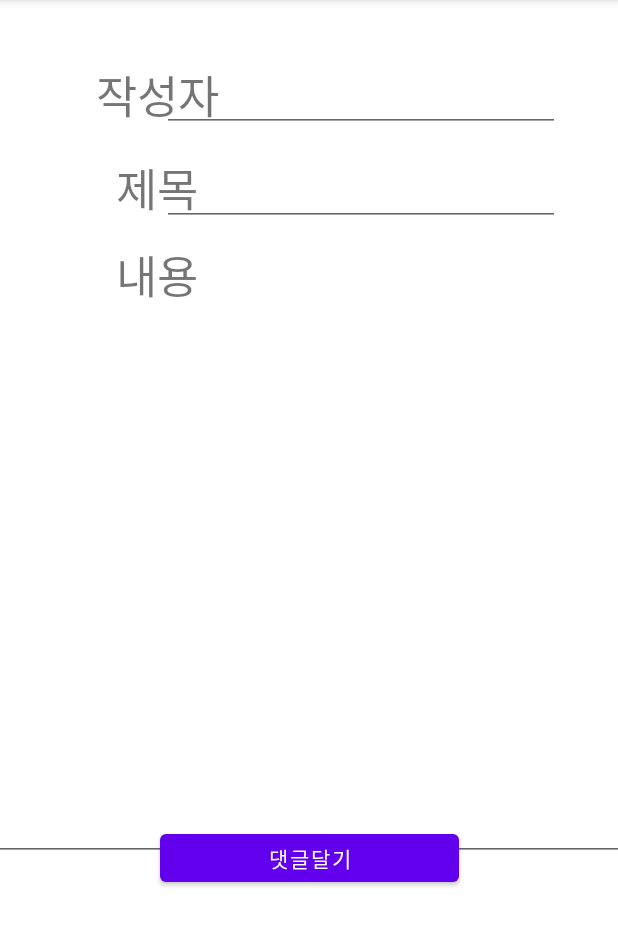
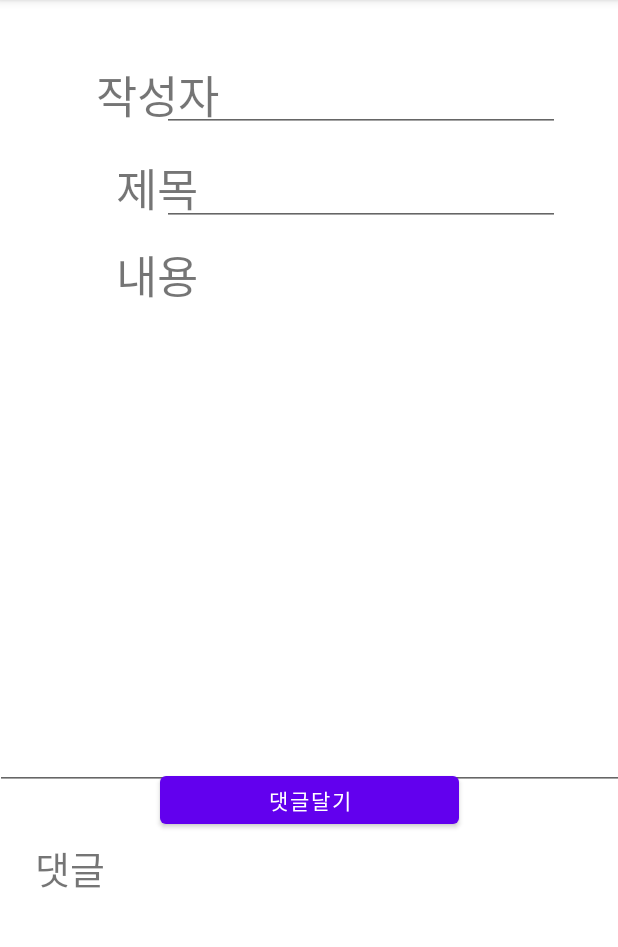
Before and after one commit to jsm1212/RestfulBBS, an Android app: the BbsDetailActivity screen opened directly, with no data from a screen before it, on a phone screen of 412 x 824 dp, the part 84-1031 px from its top. Run offline under Robolectric (Android 15) with nearby library versions, the phone set to English and light mode, and no system bars; 2 statements that could not run were skipped.

Commit message:
2022/03/03 댓글 작성 기능 추가

```diff
--- a/app/src/main/AndroidManifest.xml
+++ b/app/src/main/AndroidManifest.xml
@@ -14,7 +14,7 @@
             android:theme="@style/Theme.RestfulBBS"
             android:usesCleartextTraffic="true">
         <activity
-                android:name=".RegiActivity"
+                android:name=".CommentActivity"
                 android:exported="true"/>
         <activity
                 android:name=".RegiActivity"
--- a/app/src/main/java/com/example/restfulbbs/BbsDetailActivity.kt
+++ b/app/src/main/java/com/example/restfulbbs/BbsDetailActivity.kt
@@ -1,7 +1,9 @@
 package com.example.restfulbbs
 
+import android.content.Intent
 import androidx.appcompat.app.AppCompatActivity
 import android.os.Bundle
+import android.widget.Button
 import android.widget.EditText
 import androidx.recyclerview.widget.LinearLayoutManager
 import androidx.recyclerview.widget.RecyclerView
@@ -31,5 +33,12 @@ class BbsDetailActivity : AppCompatActivity() {
         val layout = LinearLayoutManager(this)
         recyclerView.layoutManager = layout
         recyclerView.setHasFixedSize(true)
+
+        val replyBtn = findViewById<Button>(R.id.replyBtn)
+
+        replyBtn.setOnClickListener {
+            val i = Intent(this, CommentActivity::class.java)
+            startActivity(i)
+        }
     }
 }
--- a/app/src/main/res/layout/activity_bbs_detail.xml
+++ b/app/src/main/res/layout/activity_bbs_detail.xml
@@ -60,14 +60,14 @@
     <EditText
             android:id="@+id/DetailEditContent"
             android:textSize="20dp"
-            android:layout_width="423dp"
-            android:layout_height="379dp"
+            android:layout_width="420dp"
+            android:layout_height="320dp"
             android:focusable="false"
             android:gravity="start|top"
             android:ems="10"
             app:layout_constraintEnd_toEndOf="parent" app:layout_constraintStart_toStartOf="parent"
             app:layout_constraintBottom_toBottomOf="parent" app:layout_constraintTop_toTopOf="parent"
-            app:layout_constraintHorizontal_bias="0.502"/>
+            app:layout_constraintVertical_bias="0.462"/>
     <androidx.recyclerview.widget.RecyclerView
             android:layout_width="600dp"
             android:layout_height="200dp"
@@ -81,5 +81,14 @@
             android:layout_height="44dp" android:id="@+id/replyBtn"
             app:layout_constraintEnd_toEndOf="parent" app:layout_constraintStart_toStartOf="parent"
             app:layout_constraintBottom_toBottomOf="parent" app:layout_constraintTop_toTopOf="parent"
-            app:layout_constraintHorizontal_bias="0.501" app:layout_constraintVertical_bias="0.76"/>
+            app:layout_constraintHorizontal_bias="0.501" app:layout_constraintVertical_bias="0.706"/>
+    <TextView
+            android:text="댓글"
+            android:textSize="25dp"
+            android:gravity="center"
+            android:layout_width="73dp"
+            android:layout_height="39dp" android:id="@+id/textView14"
+            app:layout_constraintEnd_toEndOf="parent" app:layout_constraintStart_toStartOf="parent"
+            app:layout_constraintBottom_toBottomOf="parent" app:layout_constraintTop_toTopOf="parent"
+            app:layout_constraintHorizontal_bias="0.029" app:layout_constraintVertical_bias="0.768"/>
 </androidx.constraintlayout.widget.ConstraintLayout>
```
Also changed, not shown: app/src/main/java/com/example/restfulbbs/CommentActivity.kt (added, +47 -0 lines), app/src/main/java/com/example/restfulbbs/CommentDao.kt (+25 -0 lines), app/src/main/res/layout/activity_comment.xml (added, +43 -0 lines).
